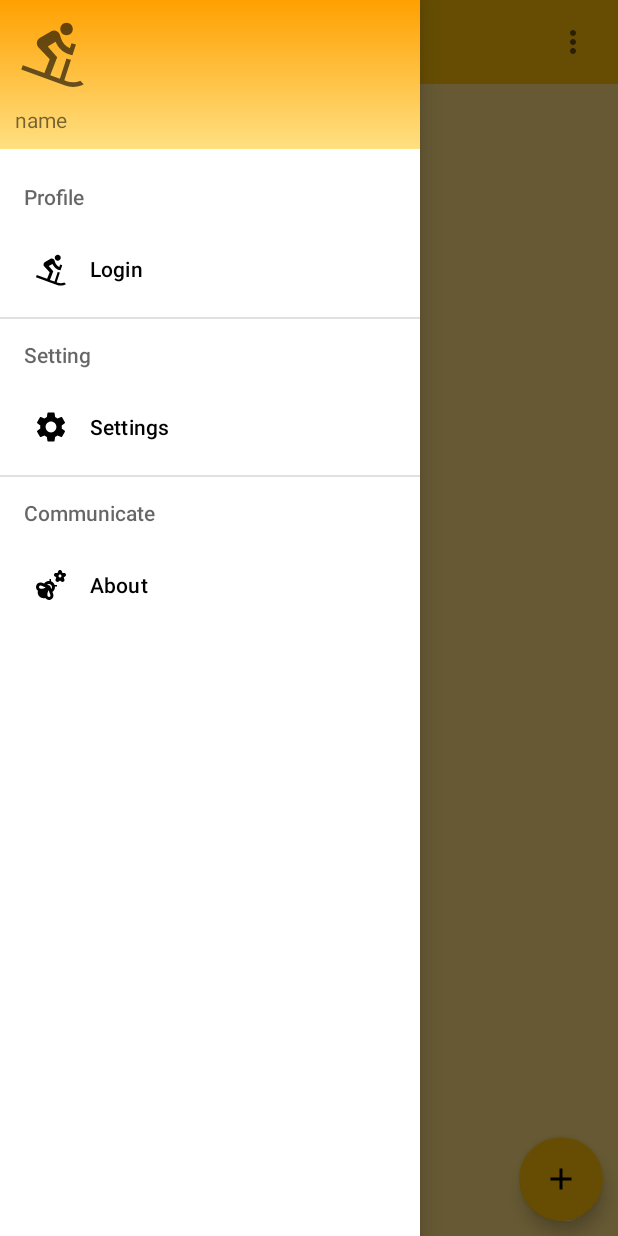
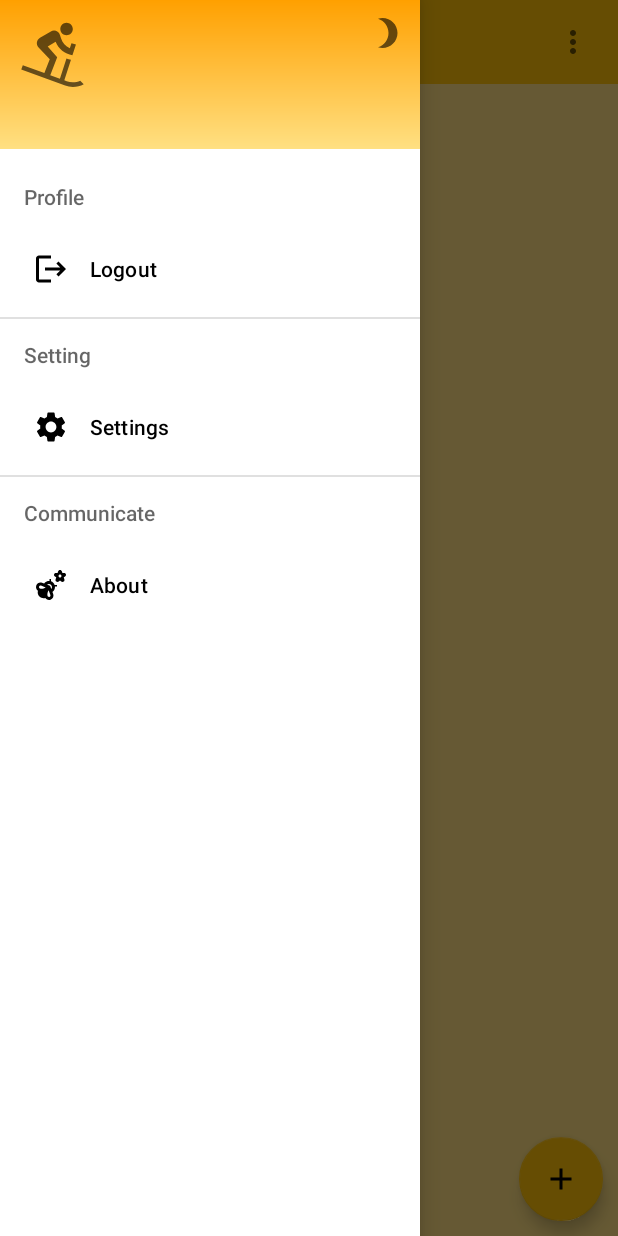
Before and after one commit to HryzhukKyrylo/RecordNoteBook, an Android app: the MainScreenFragment screen opened through its navigation route, with the side drawer open, on a phone screen of 412 x 824 dp. Run offline under Robolectric (Android 15) with nearby library versions, the light colour scheme and no system bars; our stand-ins replace navigation-ui.

Commit message:
Add icons to drawer

```diff
--- a/app/src/main/java/com/example/recordnotebook/ui/mainscreen/MainScreenFragment.kt
+++ b/app/src/main/java/com/example/recordnotebook/ui/mainscreen/MainScreenFragment.kt
@@ -11,6 +11,7 @@ import androidx.navigation.ui.setupWithNavController
 import androidx.recyclerview.widget.RecyclerView
 import com.example.recordnotebook.R
 import com.example.recordnotebook.databinding.FragmentMainScreenBinding
+import com.example.recordnotebook.databinding.NavHeaderMainBinding
 import com.example.recordnotebook.ui.base.BaseFragment
 import com.example.recordnotebook.utils.dp
 import com.example.recordnotebook.utils.showToast
@@ -28,10 +29,18 @@ class MainScreenFragment : BaseFragment<FragmentMainScreenBinding>() {
     override fun onViewCreated(view: View, savedInstanceState: Bundle?) {
         super.onViewCreated(view, savedInstanceState)
         loadData(args)
+        setUserDrawerData(args.userLogName)
         initDrawer()
         initRecycler()
         initClickListener()
         initObservers()
+    }
+
+    private fun setUserDrawerData(userLogName: String?) {
+        val bindingDrawer = NavHeaderMainBinding.bind(binding.navView.getHeaderView(0))
+        userLogName?.let {
+            bindingDrawer.tvHeaderName.text = it
+        }
     }
 
     private fun loadData(args: MainScreenFragmentArgs) {
@@ -96,7 +105,10 @@ class MainScreenFragment : BaseFragment<FragmentMainScreenBinding>() {
             }
 
             itemClicked.observe(viewLifecycleOwner) { userModel ->
-                val action = MainScreenFragmentDirections.actionMainScreenFragmentToDetailScreenFragment(userModel)
+                val action =
+                    MainScreenFragmentDirections.actionMainScreenFragmentToDetailScreenFragment(
+                        userModel
+                    )
                 findNavController().navigate(action)
             }
             isTransitionToCreate.observe(viewLifecycleOwner) { userLogName ->
--- /dev/null
+++ b/app/src/main/res/drawable/ic_moon.xml
@@ -0,0 +1,10 @@
+<vector xmlns:android="http://schemas.android.com/apk/res/android"
+    android:width="24dp"
+    android:height="24dp"
+    android:viewportWidth="24"
+    android:viewportHeight="24"
+    android:tint="?attr/colorControlNormal">
+  <path
+      android:fillColor="@android:color/white"
+      android:pathData="M9,2c-1.05,0 -2.05,0.16 -3,0.46 4.06,1.27 7,5.06 7,9.54 0,4.48 -2.94,8.27 -7,9.54 0.95,0.3 1.95,0.46 3,0.46 5.52,0 10,-4.48 10,-10S14.52,2 9,2z"/>
+</vector>
--- /dev/null
+++ b/app/src/main/res/drawable/ic_sun.xml
@@ -0,0 +1,10 @@
+<vector xmlns:android="http://schemas.android.com/apk/res/android"
+    android:width="24dp"
+    android:height="24dp"
+    android:viewportWidth="24"
+    android:viewportHeight="24"
+    android:tint="?attr/colorControlNormal">
+  <path
+      android:fillColor="@android:color/white"
+      android:pathData="M20,15.31L23.31,12 20,8.69V4h-4.69L12,0.69 8.69,4H4v4.69L0.69,12 4,15.31V20h4.69L12,23.31 15.31,20H20v-4.69zM12,18c-3.31,0 -6,-2.69 -6,-6s2.69,-6 6,-6 6,2.69 6,6 -2.69,6 -6,6z"/>
+</vector>
--- a/app/src/main/res/layout/nav_header_main.xml
+++ b/app/src/main/res/layout/nav_header_main.xml
@@ -24,7 +24,14 @@
         android:layout_marginStart="10dp"
         android:layout_marginTop="10dp"
         android:paddingBottom="10dp"
-        android:text="name"
         app:layout_constraintStart_toStartOf="parent"
         app:layout_constraintTop_toBottomOf="@id/iv_header_menu_photo" />
+
+    <ImageView
+        android:layout_width="wrap_content"
+        android:layout_height="wrap_content"
+        android:padding="10dp"
+        android:src="@drawable/ic_moon"
+        app:layout_constraintEnd_toEndOf="parent"
+        app:layout_constraintTop_toTopOf="parent" />
 </androidx.constraintlayout.widget.ConstraintLayout>
--- a/app/src/main/res/menu/drawer_menu.xml
+++ b/app/src/main/res/menu/drawer_menu.xml
@@ -6,8 +6,8 @@
         <menu>
             <item
                 android:id="@+id/item_menu_login"
-                android:icon="@drawable/ic_login"
-                android:title="Login" />
+                android:icon="@drawable/ic_baseline_logout_24"
+                android:title="@string/menu_logout" />
         </menu>
     </item>
 
@@ -16,7 +16,7 @@
             <item
                 android:id="@+id/item_menu_settings"
                 android:icon="@drawable/ic_baseline_settings_24"
-                android:title="Settings" />
+                android:title="@string/menu_settings" />
         </menu>
     </item>
 
--- a/app/src/main/res/values/strings.xml
+++ b/app/src/main/res/values/strings.xml
@@ -32,11 +32,16 @@
     <string name="main_screen_delete">Delete</string>
     <string name="main_screen_refactor">Refactor</string>
     <string name="main_menu_delete_all">Delete all</string>
-    <string name="nav_draw_menu_about">About</string>
 
     <!--    splash screen ..-->
     <string name="splash_screen_splash_screen">Splash screen</string>
 
+    <!--    menu-->
+    <string name="menu_logout">Logout</string>
+    <string name="menu_settings">Settings</string>
+    <string name="nav_draw_menu_about">About</string>
+
+
     <!--    another -->
 
 </resources>
```
